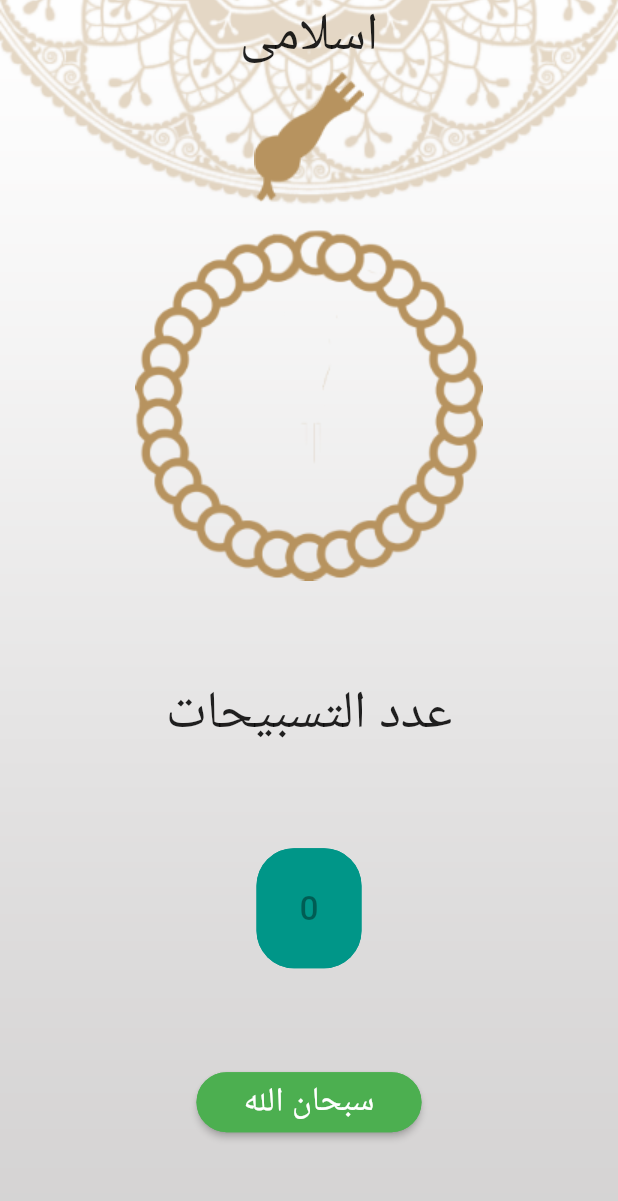
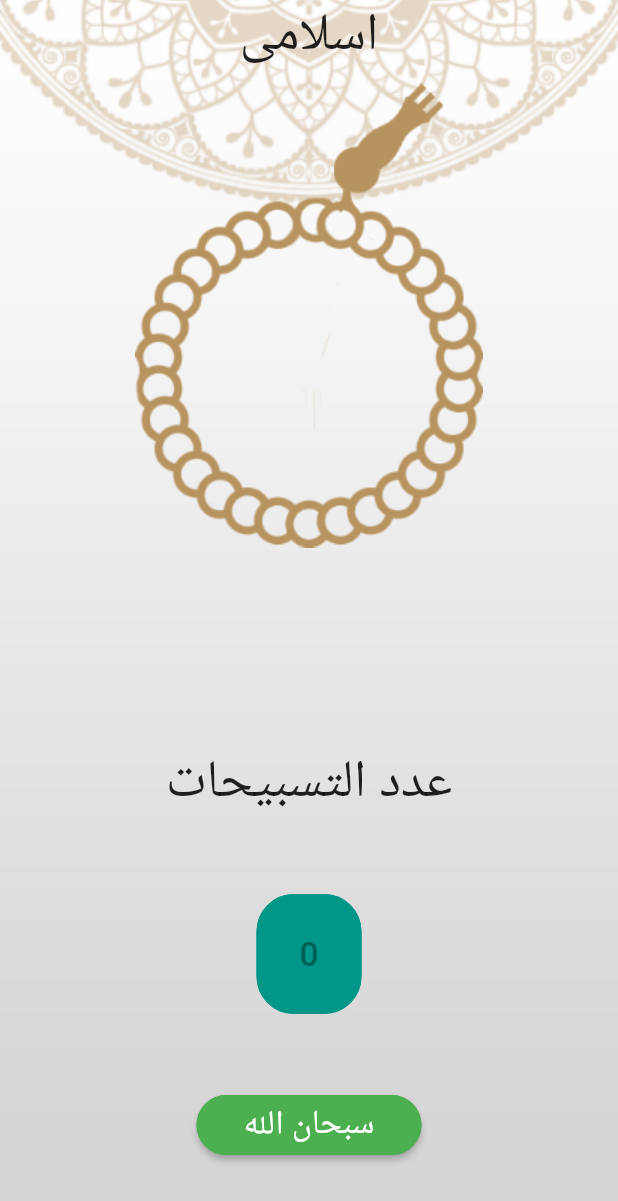
Before and after one commit to Eyadzz/Quran_Application, a Flutter app: the screen it shows after launch, on a phone screen of 412 x 824 dp. Shown: the top 1201 px of the screen. Run offline on Flutter 3.47's test engine with Material 2 defaults, Android fonts, the phone set to English and light mode, and no system bars.

Commit message:
repositioned images near each other

```diff
--- a/lib/TasbeehScreen.dart
+++ b/lib/TasbeehScreen.dart
@@ -26,12 +26,32 @@ class TasbeehScreen extends StatelessWidget {
                     alignment: Alignment.topCenter,
                     child: Text('اسلامى', textScaleFactor: 2.5),
                   ),
-                  Image(
-                    image: AssetImage('assets/images/headofseb7a.png'),
-                  ),
+                  Stack(
+                    children: [
 
-                  ImageRotation(
-                    imageToRotate: Image(image: AssetImage('assets/images/bodyofseb7a.png'),)
+
+                         Positioned(
+                           left: 3,
+                           child: Container(
+                             width: 500,
+                             height: 120,
+
+                             child: Image(
+                              image: AssetImage('assets/images/headofseb7a.png'),
+                        ),
+                           ),
+                         ),
+
+
+
+                      Container(
+                        width: 400,
+                        height: 400,
+                          child: ImageRotation(
+                              imageToRotate: Image(image: AssetImage('assets/images/bodyofseb7a.png'),)
+                          ),
+                        ),
+                    ],
                   ),
 
                   Expanded(child: TasbeehCounterDisplay()),
```
